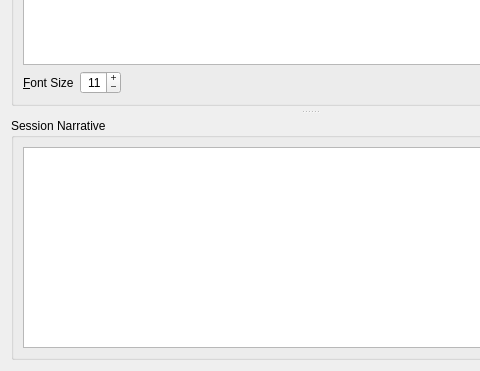
First picture: the form in iblrig/gui/ui_tab_log.ui, repository rkim48/iblrig, before the edit; both pictures show x 0 to 480 and y 450 to 821 of the 619 by 821 pixel window.
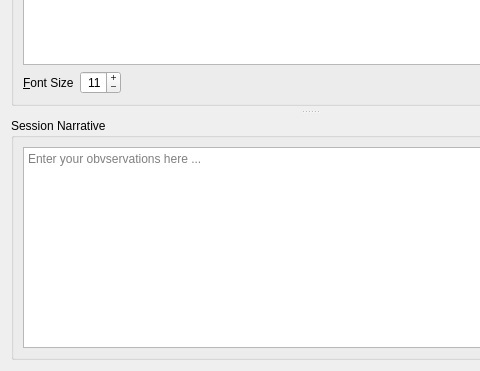
Second picture: the form after the edit. Icons and pictures are not drawn.

```diff
--- a/iblrig/gui/ui_tab_log.ui
+++ b/iblrig/gui/ui_tab_log.ui
@@ -188,7 +188,11 @@
          </property>
          <layout class="QVBoxLayout" name="verticalLayout_4">
           <item>
-           <widget class="QPlainTextEdit" name="plainTextEditNarrative"/>
+           <widget class="QPlainTextEdit" name="plainTextEditNarrative">
+            <property name="placeholderText">
+             <string>Enter your obvservations here ...</string>
+            </property>
+           </widget>
           </item>
          </layout>
         </widget>
```
